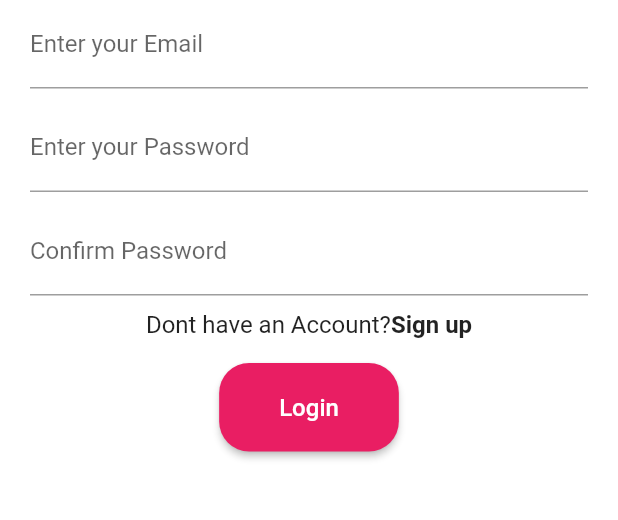
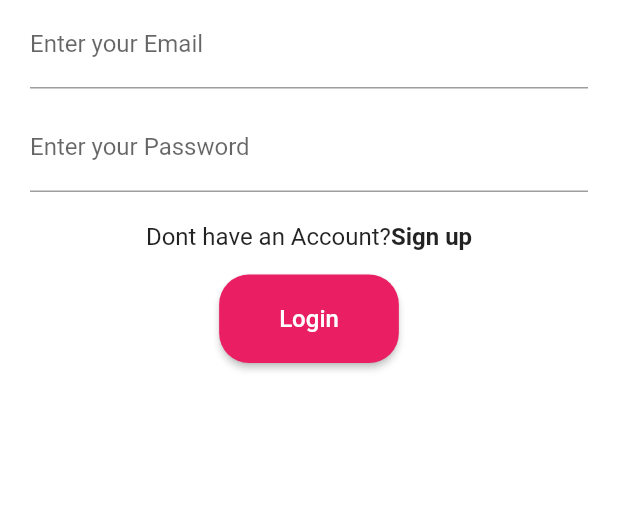
Before and after one commit to Aishasaziru/healthyhairroutine, a Flutter app: the screen it shows after launch, after a tap on "Login", on a phone screen of 412 x 824 dp, the part 588-1108 px from its top. Run offline on Flutter 3.47's test engine with Material 2 defaults, Android fonts, the phone set to English and light mode, and no system bars; our stand-ins replace firebase_core, flutter_smart_dialog, get; accounts and stored records are empty.

Commit message:
done moving new

```diff
--- a/lib/screens/intro.dart
+++ b/lib/screens/intro.dart
@@ -27,13 +27,13 @@ class intro extends StatelessWidget {
                   image: const AssetImage("images/logo.jpeg"),
                   fit: BoxFit.cover,
                   colorFilter: ColorFilter.mode(
-                      Color.fromARGB(255, 59, 155, 172).withOpacity(0.2),
+                      const Color.fromARGB(255, 59, 155, 172).withOpacity(0.2),
                       BlendMode.color),
                 ),
                 borderRadius: BorderRadius.circular(20),
               ),
             ),
-            Text(
+            const Text(
               "Your hair is your canvas",
               style: TextStyle(
                 color: Colors.pink,
@@ -75,7 +75,8 @@ class intro extends StatelessWidget {
                       builder: (context) => const SignUpScreen()));
                 },
                 style: TextButton.styleFrom(
-                  primary: Colors.pink,
+                  primary: Colors.white,
+                  backgroundColor: Colors.pink,
                   shape: RoundedRectangleBorder(
                     borderRadius: BorderRadius.circular(19),
                   ),
--- a/lib/screens/login.dart
+++ b/lib/screens/login.dart
@@ -1,5 +1,3 @@
-// ignore_for_file: unused_import
-
 import 'package:flutter/material.dart';
 import 'package:my_flutter_project/screens/home_page.dart';
 import './login.dart';
@@ -43,13 +41,6 @@ class LoginScreen extends StatelessWidget {
               const SizedBox(
                 height: 10,
               ),
-              TextFormField(
-                controller: passwordController,
-                decoration: const InputDecoration(
-                  labelText: 'Confirm Password',
-                ),
-                obscureText: true,
-              ),
               const SizedBox(
                 height: 10,
               ),
@@ -74,7 +65,8 @@ class LoginScreen extends StatelessWidget {
                       MaterialPageRoute(builder: (context) => MyHomePage()));
                 },
                 style: ElevatedButton.styleFrom(
-                  foregroundColor: Colors.white, primary: Colors.pink, //Text color
+                  foregroundColor: Colors.white,
+                  primary: Colors.pink, //Text color
                   shape: RoundedRectangleBorder(
                     borderRadius: BorderRadius.circular(20), //Rounded coners
                   ),
```
Also changed, not shown: lib/screens/signup.dart (+7 -1 lines).
